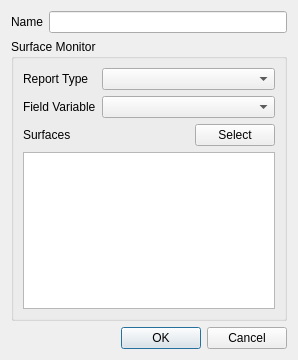
nextfoam/baram, file view/solution/monitors/surface_dialog.ui: the form before one commit.
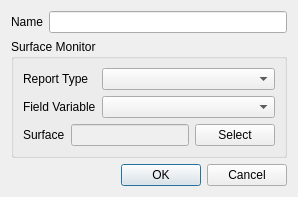
The form after the commit.

What changed in the file:
```diff
--- a/view/solution/monitors/surface_dialog.ui
+++ b/view/solution/monitors/surface_dialog.ui
@@ -7,7 +7,7 @@
     <x>0</x>
     <y>0</y>
     <width>298</width>
-    <height>360</height>
+    <height>192</height>
    </rect>
   </property>
   <property name="windowTitle">
@@ -104,22 +104,16 @@
          <item>
           <widget class="QLabel" name="label_3">
            <property name="text">
-            <string>Surfaces</string>
+            <string>Surface</string>
            </property>
           </widget>
          </item>
          <item>
-          <spacer name="horizontalSpacer">
-           <property name="orientation">
-            <enum>Qt::Horizontal</enum>
+          <widget class="QLineEdit" name="surface">
+           <property name="enabled">
+            <bool>false</bool>
            </property>
-           <property name="sizeHint" stdset="0">
-            <size>
-             <width>123</width>
-             <height>20</height>
-            </size>
-           </property>
-          </spacer>
+          </widget>
          </item>
          <item>
           <widget class="QPushButton" name="select">
@@ -131,13 +125,6 @@
         </layout>
        </widget>
       </item>
-      <item>
-       <widget class="QListWidget" name="surfaces">
-        <property name="selectionMode">
-         <enum>QAbstractItemView::MultiSelection</enum>
-        </property>
-       </widget>
-      </item>
      </layout>
     </widget>
    </item>
```
